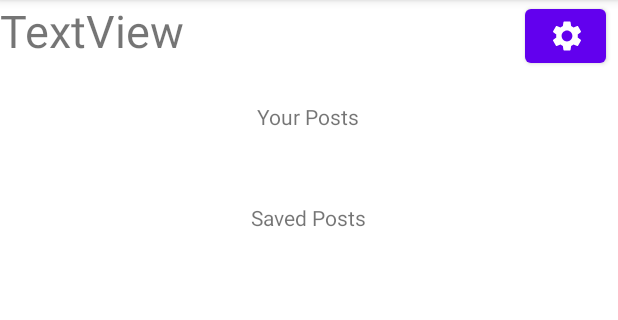
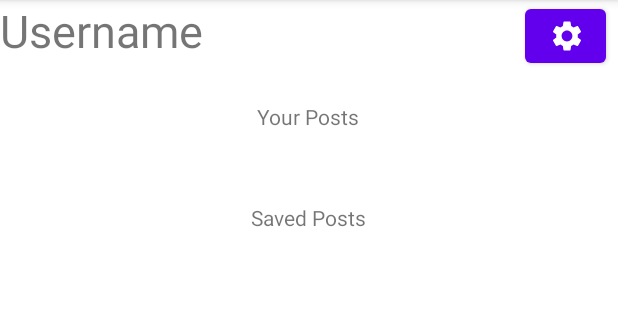
Before and after one commit to beatrice-casey/PennAppHack, an Android app: the fragment ProfileFragment placed in its activity, on a phone screen of 412 x 824 dp, the part 84-404 px from its top. Run offline under Robolectric (Android 15) with nearby library versions, the phone set to English and light mode, and no system bars; libraries missing offline, so code that uses them is left out: com.parse, org.parceler; pictures from the network do not load; 15 statements that could not run were skipped.

```diff
--- a/app/src/main/java/com/example/pennapphack/profile/ProfileFragment.java
+++ b/app/src/main/java/com/example/pennapphack/profile/ProfileFragment.java
@@ -3,58 +3,48 @@ package com.example.pennapphack.profile;
 import android.os.Bundle;
 
 import androidx.fragment.app.Fragment;
+import androidx.recyclerview.widget.RecyclerView;
 
 import android.view.LayoutInflater;
 import android.view.View;
 import android.view.ViewGroup;
+import android.widget.AbsListView;
+import android.widget.Button;
+import android.widget.LinearLayout;
+import android.widget.TextView;
 
 import com.example.pennapphack.R;
 
 /**
  * A simple {@link Fragment} subclass.
- * Use the {@link ProfileFragment#newInstance} factory method to
+ * Use the {@link ProfileFragment #newInstance} factory method to
  * create an instance of this fragment.
  */
 public class ProfileFragment extends Fragment {
 
-    // TODO: Rename parameter arguments, choose names that match
-    // the fragment initialization parameters, e.g. ARG_ITEM_NUMBER
-    private static final String ARG_PARAM1 = "param1";
-    private static final String ARG_PARAM2 = "param2";
-
-    // TODO: Rename and change types of parameters
-    private String mParam1;
-    private String mParam2;
+    private Button settings;
+    private TextView username;
+    private LinearLayout linearContainer;
+    private TextView userPosts;
+    private RecyclerView userList;
+    private TextView savedPosts;
+    private RecyclerView savedList;
 
     public ProfileFragment() {
         // Required empty public constructor
     }
 
-    /**
-     * Use this factory method to create a new instance of
-     * this fragment using the provided parameters.
-     *
-     * @param param1 Parameter 1.
-     * @param param2 Parameter 2.
-     * @return A new instance of fragment ProfileFragment.
-     */
-    // TODO: Rename and change types and number of parameters
-    public static ProfileFragment newInstance(String param1, String param2) {
-        ProfileFragment fragment = new ProfileFragment();
-        Bundle args = new Bundle();
-        args.putString(ARG_PARAM1, param1);
-        args.putString(ARG_PARAM2, param2);
-        fragment.setArguments(args);
-        return fragment;
-    }
-
     @Override
     public void onCreate(Bundle savedInstanceState) {
         super.onCreate(savedInstanceState);
-        if (getArguments() != null) {
-            mParam1 = getArguments().getString(ARG_PARAM1);
-            mParam2 = getArguments().getString(ARG_PARAM2);
-        }
+
+        settings = getView().findViewById(R.id.btnSettings);
+        username = getView().findViewById(R.id.usernameText);
+        linearContainer = getView().findViewById(R.id.linearHold);
+        userPosts = getView().findViewById(R.id.userPosts);
+        userList = getView().findViewById(R.id.userList);
+        savedPosts = getView().findViewById(R.id.savePosts);
+        savedList = getView().findViewById(R.id.saveList);
     }
 
     @Override
--- a/app/src/main/java/com/example/pennapphack/search/SearchViewModel.java
+++ b/app/src/main/java/com/example/pennapphack/search/SearchViewModel.java
@@ -66,6 +66,7 @@ public class SearchViewModel extends AndroidViewModel {
                 for (i = 0; i < postResults.size(); i++) {
                     if (postResults.get(i).getRecipeName().toLowerCase().compareTo(recipe.toLowerCase())!= 0) {
                         postResults.remove(i);
+                        i--;
                     }
                 }
                 listPosts.addAll(postResults);
--- a/app/src/main/res/layout/fragment_profile.xml
+++ b/app/src/main/res/layout/fragment_profile.xml
@@ -21,11 +21,12 @@
         android:id="@+id/usernameText"
         android:layout_width="wrap_content"
         android:layout_height="wrap_content"
-        android:text="TextView"
+        android:text="Username"
         android:textSize="30dp"
         tools:text="Username" />
 
     <LinearLayout
+        android:id="@+id/linearHold"
         android:layout_width="match_parent"
         android:layout_height="match_parent"
         android:orientation="vertical"
```
